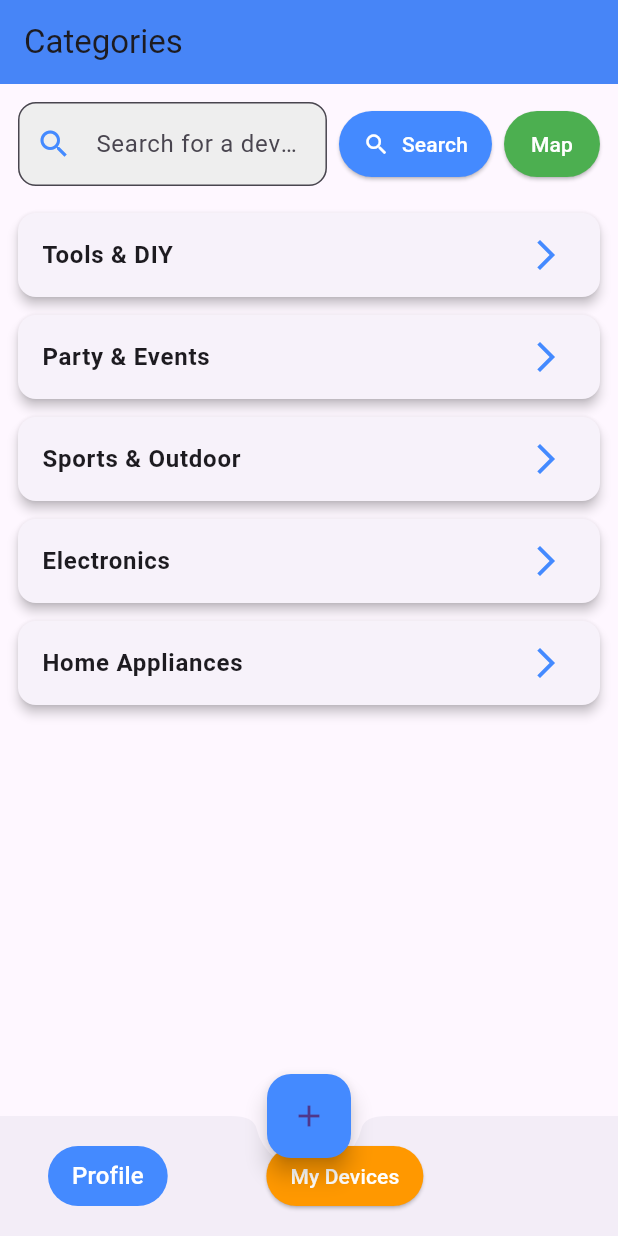
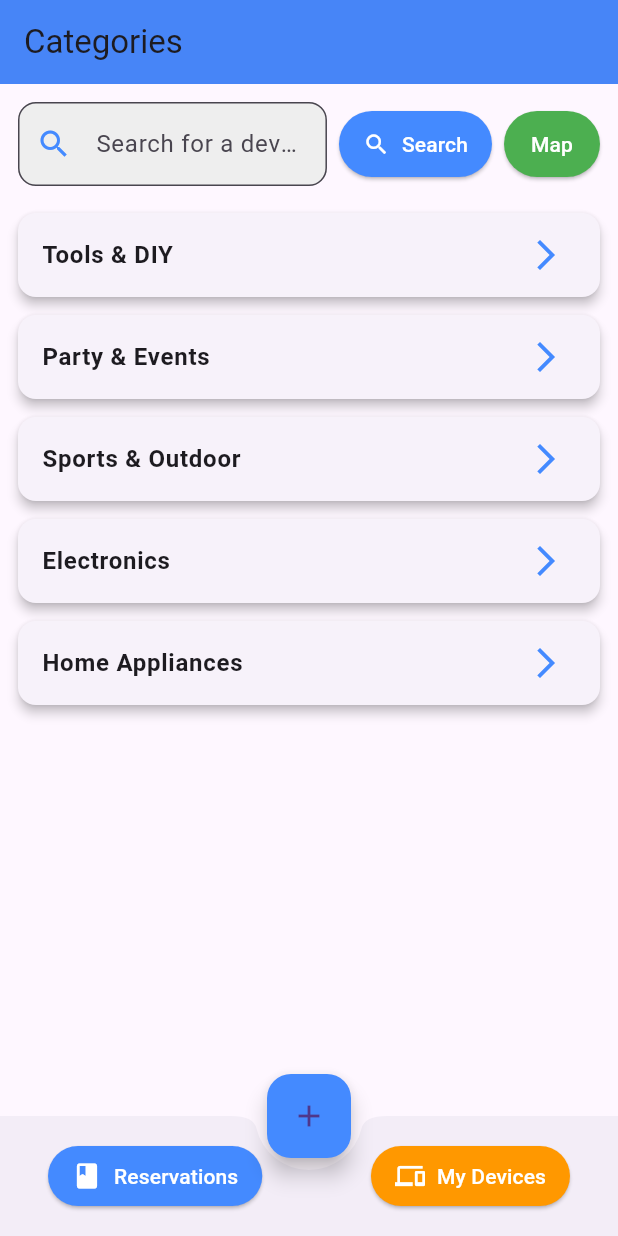
Before and after one commit to MansurSu/Neighborhood, a Flutter app: the OverviewScreen screen opened directly, on a phone screen of 412 x 824 dp. Run offline on Flutter 3.47's test engine with Material 3 defaults, Android fonts, the phone set to English and light mode, and no system bars; our stand-ins replace cloud_firestore, firebase_auth, firebase_core, flutter_map, geolocator, image_picker and 1 more; accounts and stored records are empty.

Commit message:
button fix

```diff
--- a/lib/screens/overview_screen.dart
+++ b/lib/screens/overview_screen.dart
@@ -236,7 +236,7 @@ class _OverviewScreenState extends State<OverviewScreen> {
           children: [
             Padding(
               padding: const EdgeInsets.only(left: 16.0),
-              child: TextButton(
+              child: ElevatedButton.icon(
                 onPressed: () {
                   Navigator.push(
                     context,
@@ -245,18 +245,27 @@ class _OverviewScreenState extends State<OverviewScreen> {
                     ),
                   );
                 },
-                style: TextButton.styleFrom(
+                icon: const Icon(
+                  Icons.book,
+                  size: 20,
+                ), // Icoon aangepast naar een boek
+                label: const Text(
+                  'Reservations',
+                ), // Tekst aangepast naar "Reservations"
+                style: ElevatedButton.styleFrom(
+                  backgroundColor: Colors.blueAccent,
                   foregroundColor: Colors.white,
-                  backgroundColor: Colors.blueAccent,
                   padding: const EdgeInsets.symmetric(
                     horizontal: 16.0,
                     vertical: 8.0,
                   ),
                 ),
-                child: const Text('Profile', style: TextStyle(fontSize: 16)),
               ),
             ),
-            ElevatedButton(
+            const SizedBox(width: 48), // Ruimte voor de FloatingActionButton
+            Padding(
+              padding: const EdgeInsets.only(right: 16.0),
+              child: ElevatedButton.icon(
                 onPressed: () {
                   Navigator.push(
                     context,
@@ -265,6 +274,8 @@ class _OverviewScreenState extends State<OverviewScreen> {
                     ),
                   );
                 },
+                icon: const Icon(Icons.devices, size: 20),
+                label: const Text('My Devices'),
                 style: ElevatedButton.styleFrom(
                   backgroundColor: Colors.orange,
                   foregroundColor: Colors.white,
@@ -273,9 +284,8 @@ class _OverviewScreenState extends State<OverviewScreen> {
                     vertical: 8.0,
                   ),
                 ),
-              child: const Text('My Devices'),
               ),
-            const SizedBox(width: 48),
+            ),
           ],
         ),
       ),
```
Lines whose indentation alone changed are shown as unchanged.
